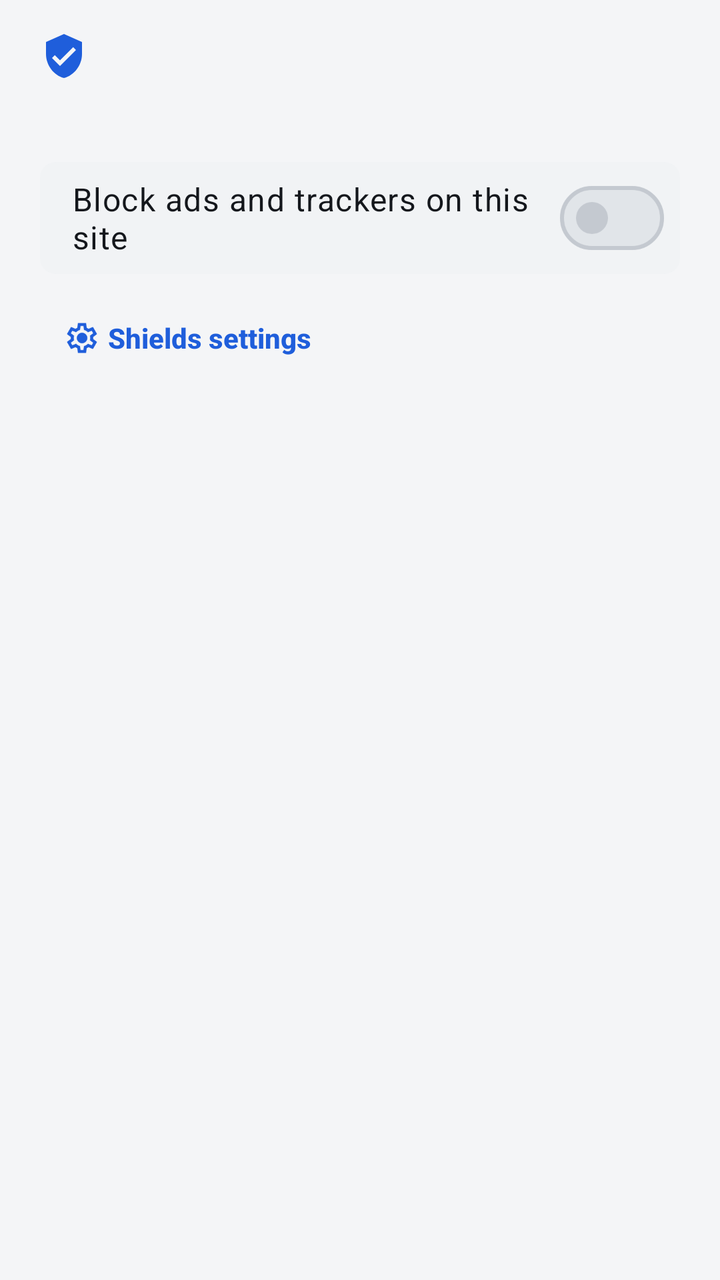
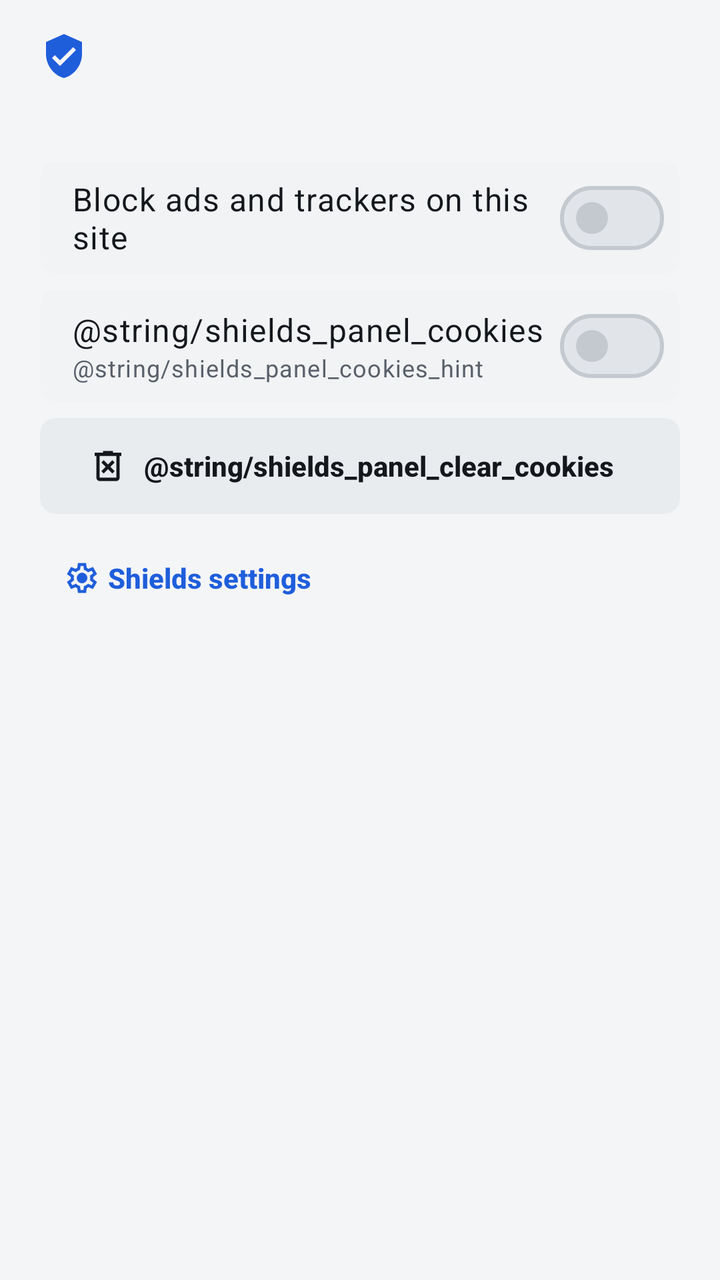

Two renders of the same Android screen: before a commit and after it. Below are the layout's source before the change and the commit's diff.
<!-- AndroidManifest.xml: application theme Theme.DashDeck -->
<!-- res/layout/sheet_shields.xml -->
<?xml version="1.0" encoding="utf-8"?>
<LinearLayout xmlns:android="http://schemas.android.com/apk/res/android"
    xmlns:app="http://schemas.android.com/apk/res-auto"
    android:layout_width="match_parent"
    android:layout_height="wrap_content"
    android:orientation="vertical"
    android:paddingStart="20dp"
    android:paddingTop="16dp"
    android:paddingEnd="20dp"
    android:paddingBottom="20dp">

    <LinearLayout
        android:layout_width="match_parent"
        android:layout_height="wrap_content"
        android:gravity="center_vertical"
        android:orientation="horizontal">

        <ImageView
            android:layout_width="24dp"
            android:layout_height="24dp"
            android:importantForAccessibility="no"
            android:src="@drawable/ic_shield_small"
            app:tint="?attr/colorPrimary" />

        <TextView
            android:id="@+id/shieldsSiteTitle"
            android:layout_width="0dp"
            android:layout_height="wrap_content"
            android:layout_marginStart="12dp"
            android:layout_weight="1"
            android:textAppearance="@style/TextAppearance.DashDeck.Title" />
    </LinearLayout>

    <TextView
        android:id="@+id/shieldsBlocked"
        android:layout_width="match_parent"
        android:layout_height="wrap_content"
        android:layout_marginTop="6dp"
        android:textAppearance="@style/TextAppearance.Material3.BodyMedium"
        android:textColor="?attr/colorOnSurfaceVariant" />

    <TextView
        android:id="@+id/shieldsGlobalOff"
        android:layout_width="match_parent"
        android:layout_height="wrap_content"
        android:layout_marginTop="6dp"
        android:text="@string/shields_panel_global_off"
        android:textAppearance="@style/TextAppearance.Material3.BodyMedium"
        android:textColor="?attr/colorError"
        android:visibility="gone" />

    <LinearLayout
        android:layout_width="match_parent"
        android:layout_height="wrap_content"
        android:layout_marginTop="16dp"
        android:background="@drawable/tile_background"
        android:gravity="center_vertical"
        android:minHeight="56dp"
        android:orientation="horizontal"
        android:paddingStart="16dp"
        android:paddingEnd="8dp">

        <TextView
            android:layout_width="0dp"
            android:layout_height="wrap_content"
            android:layout_weight="1"
            android:text="@string/shields_panel_toggle"
            android:textAppearance="@style/TextAppearance.Material3.BodyLarge"
            android:textColor="?attr/colorOnSurface" />

        <com.google.android.material.materialswitch.MaterialSwitch
            android:id="@+id/shieldsSiteSwitch"
            android:layout_width="wrap_content"
            android:layout_height="wrap_content" />
    </LinearLayout>

    <com.google.android.material.button.MaterialButton
        android:id="@+id/shieldsSettings"
        style="@style/Widget.DashDeck.Button.Text"
        android:layout_width="wrap_content"
        android:layout_height="wrap_content"
        android:layout_marginTop="8dp"
        android:text="@string/shields_panel_settings"
        app:icon="@drawable/settings_24px"
        app:iconSize="18dp" />
</LinearLayout>
<!-- resources referenced by this layout -->
<resources>
  <string name="shields_panel_global_off">Shields are turned off in Settings.</string>
  <string name="shields_panel_settings">Shields settings</string>
  <string name="shields_panel_toggle">Block ads and trackers on this site</string>
  <style name="TextAppearance.DashDeck.Title" parent="TextAppearance.Material3.TitleMedium">
          <item name="android:textStyle">bold</item>
          <item name="android:textColor">?attr/colorOnSurface</item>
      </style>
  <style name="ShapeAppearance.DashDeck.Medium" parent="">
          <item name="cornerFamily">rounded</item>
          <item name="cornerSize">8dp</item>
      </style>
  <color name="theme_primary">#1F5EDB</color>
  <color name="theme_on_primary">#FFFFFF</color>
  <color name="theme_primary_container">#E3ECFF</color>
  <color name="theme_on_primary_container">#0B2A66</color>
  <color name="theme_secondary">#4A5568</color>
  <color name="theme_on_secondary">#FFFFFF</color>
  <color name="theme_secondary_container">#E6E9EE</color>
  <color name="theme_on_secondary_container">#1C2330</color>
  <color name="theme_tertiary">#0F7B6C</color>
  <color name="theme_on_tertiary">#FFFFFF</color>
  <color name="theme_tertiary_container">#D4F2EC</color>
  <color name="theme_on_tertiary_container">#06302A</color>
  <color name="theme_error">#C9302C</color>
  <color name="theme_on_error">#FFFFFF</color>
  <color name="theme_error_container">#FCE4E3</color>
  <color name="theme_on_error_container">#5C0F0D</color>
  <color name="theme_background">#F4F5F7</color>
  <color name="theme_on_background">#14171C</color>
  <color name="theme_surface">#FFFFFF</color>
  <color name="theme_on_surface">#14171C</color>
  <color name="theme_surface_variant">#EEF0F3</color>
  <color name="theme_on_surface_variant">#59606A</color>
  <color name="theme_outline">#C4C9D0</color>
  <color name="theme_outline_variant">#E1E4E8</color>
  <color name="theme_surface_container_lowest">#FFFFFF</color>
  <color name="theme_surface_container_low">#F9FAFB</color>
  <color name="theme_surface_container">#F1F3F5</color>
  <color name="theme_surface_container_high">#E9ECEF</color>
  <color name="theme_surface_container_highest">#E1E5E9</color>
  <style name="ShapeAppearance.DashDeck.Small" parent="">
          <item name="cornerFamily">rounded</item>
          <item name="cornerSize">6dp</item>
      </style>
  <style name="ThemeOverlay.DashDeck.BottomSheetDialog" parent="ThemeOverlay.Material3.BottomSheetDialog">
          <item name="bottomSheetStyle">@style/Widget.DashDeck.BottomSheet</item>
      </style>
  <style name="Widget.DashDeck.TextInput" parent="Widget.Material3.TextInputLayout.OutlinedBox">
          <item name="shapeAppearance">@style/ShapeAppearance.DashDeck.Medium</item>
          <item name="boxStrokeColor">?attr/colorPrimary</item>
      </style>
  <style name="Widget.DashDeck.BottomSheet" parent="Widget.Material3.BottomSheet">
          <item name="shapeAppearance">@style/ShapeAppearance.DashDeck.Sheet</item>
          <item name="backgroundTint">?attr/colorSurfaceContainer</item>
      </style>
  <!-- unchanged entries left out for length: 14 -->
</resources>

<!-- the commit's change to res/layout/sheet_shields.xml (unified diff, before → after) -->
@@ -74,6 +74,58 @@
             android:layout_height="wrap_content" />
     </LinearLayout>
 
+    <LinearLayout
+        android:layout_width="match_parent"
+        android:layout_height="wrap_content"
+        android:layout_marginTop="8dp"
+        android:background="@drawable/tile_background"
+        android:gravity="center_vertical"
+        android:minHeight="56dp"
+        android:orientation="horizontal"
+        android:paddingStart="16dp"
+        android:paddingEnd="8dp">
+
+        <LinearLayout
+            android:layout_width="0dp"
+            android:layout_height="wrap_content"
+            android:layout_weight="1"
+            android:orientation="vertical"
+            android:paddingTop="8dp"
+            android:paddingBottom="8dp">
+
+            <TextView
+                android:layout_width="wrap_content"
+                android:layout_height="wrap_content"
+                android:text="@string/shields_panel_cookies"
+                android:textAppearance="@style/TextAppearance.Material3.BodyLarge"
+                android:textColor="?attr/colorOnSurface" />
+
+            <TextView
+                android:id="@+id/shieldsCookiesHint"
+                android:layout_width="wrap_content"
+                android:layout_height="wrap_content"
+                android:text="@string/shields_panel_cookies_hint"
+                android:textAppearance="@style/TextAppearance.Material3.BodySmall"
+                android:textColor="?attr/colorOnSurfaceVariant" />
+        </LinearLayout>
+
+        <com.google.android.material.materialswitch.MaterialSwitch
+            android:id="@+id/shieldsCookiesSwitch"
+            android:layout_width="wrap_content"
+            android:layout_height="wrap_content" />
+    </LinearLayout>
+
+    <com.google.android.material.button.MaterialButton
+        android:id="@+id/shieldsClearCookies"
+        style="@style/Widget.DashDeck.Button.Tonal"
+        android:layout_width="match_parent"
+        android:layout_height="wrap_content"
+        android:layout_marginTop="8dp"
+        android:gravity="start|center_vertical"
+        android:text="@string/shields_panel_clear_cookies"
+        app:icon="@drawable/delete_forever_24px"
+        app:iconSize="20dp" />
+
     <com.google.android.material.button.MaterialButton
         android:id="@+id/shieldsSettings"
         style="@style/Widget.DashDeck.Button.Text"
<!-- resource entries referenced after the edit -->
@@ -1,5 +1,16 @@
 <!-- resources referenced by this layout -->
 <resources>
+  <!-- drawable delete_forever_24px (drawable) -->
+  <vector xmlns:android="http://schemas.android.com/apk/res/android"
+      android:width="24dp"
+      android:height="24dp"
+      android:viewportWidth="960"
+      android:viewportHeight="960"
+      android:tint="?attr/colorControlNormal">
+    <path
+        android:fillColor="@color/dynamic_icon_tint"
+        android:pathData="M376,660L480,556L584,660L640,604L536,500L640,396L584,340L480,444L376,340L320,396L424,500L320,604L376,660ZM280,840Q247,840 223.5,816.5Q200,793 200,760L200,240L160,240L160,160L360,160L360,120L600,120L600,160L800,160L800,240L760,240L760,760Q760,793 736.5,816.5Q713,840 680,840L280,840ZM680,240L280,240L280,760Q280,760 280,760Q280,760 280,760L680,760Q680,760 680,760Q680,760 680,760L680,240ZM280,240L280,240L280,760Q280,760 280,760Q280,760 280,760L280,760Q280,760 280,760Q280,760 280,760L280,240Z"/>
+  </vector>
   <string name="shields_panel_global_off">Shields are turned off in Settings.</string>
   <string name="shields_panel_settings">Shields settings</string>
   <string name="shields_panel_toggle">Block ads and trackers on this site</string>
